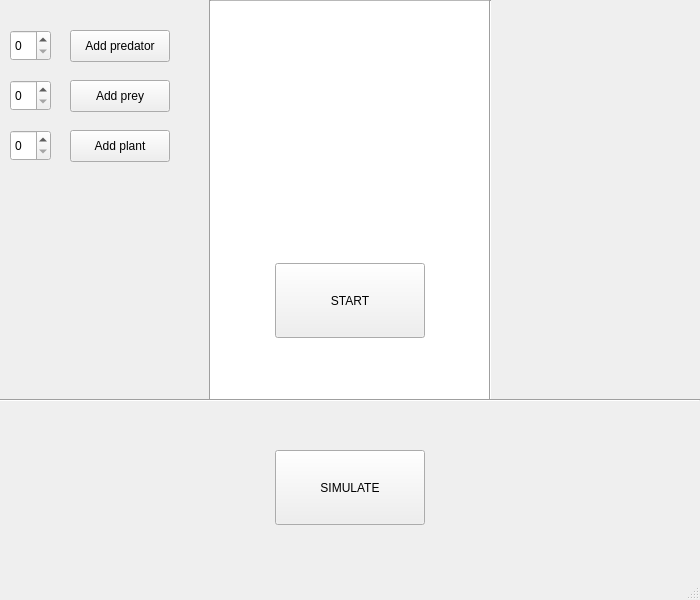
This is Evolution_1/mainwindow.ui in Natali124/Evolution-Simulator as Qt 5 draws it before an edit. The edited form follows.
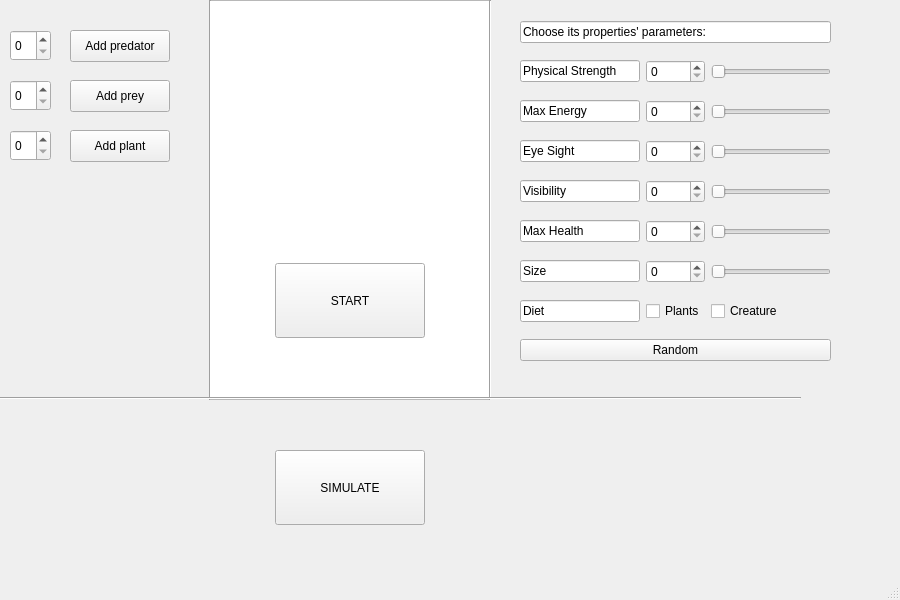
This is the edited form.

Commit message: Addition of Prop List (from SliderProp) + slight modifs

```diff
--- a/Evolution_1/mainwindow.ui
+++ b/Evolution_1/mainwindow.ui
@@ -6,7 +6,7 @@
    <rect>
     <x>0</x>
     <y>0</y>
-    <width>700</width>
+    <width>900</width>
     <height>600</height>
    </rect>
   </property>
@@ -136,9 +136,9 @@
     <property name="geometry">
      <rect>
       <x>0</x>
-      <y>395</y>
-      <width>700</width>
-      <height>10</height>
+      <y>390</y>
+      <width>801</width>
+      <height>16</height>
      </rect>
     </property>
     <property name="orientation">
@@ -158,6 +158,155 @@
      <string>SIMULATE</string>
     </property>
    </widget>
+   <widget class="QWidget" name="gridLayoutWidget">
+    <property name="geometry">
+     <rect>
+      <x>520</x>
+      <y>10</y>
+      <width>311</width>
+      <height>371</height>
+     </rect>
+    </property>
+    <layout class="QGridLayout" name="gridLayout">
+     <item row="9" column="0" colspan="3">
+      <widget class="QPushButton" name="button_rdm">
+       <property name="text">
+        <string>Random</string>
+       </property>
+      </widget>
+     </item>
+     <item row="2" column="2">
+      <widget class="QSlider" name="P_strength_s">
+       <property name="orientation">
+        <enum>Qt::Horizontal</enum>
+       </property>
+      </widget>
+     </item>
+     <item row="3" column="2">
+      <widget class="QSlider" name="max_energy_s">
+       <property name="orientation">
+        <enum>Qt::Horizontal</enum>
+       </property>
+      </widget>
+     </item>
+     <item row="5" column="0">
+      <widget class="QLineEdit" name="visibility_t">
+       <property name="text">
+        <string>Visibility</string>
+       </property>
+      </widget>
+     </item>
+     <item row="6" column="2">
+      <widget class="QSlider" name="max_health_s">
+       <property name="orientation">
+        <enum>Qt::Horizontal</enum>
+       </property>
+      </widget>
+     </item>
+     <item row="4" column="0">
+      <widget class="QLineEdit" name="eye_sight_t">
+       <property name="text">
+        <string>Eye Sight</string>
+       </property>
+      </widget>
+     </item>
+     <item row="7" column="1">
+      <widget class="QSpinBox" name="size_n"/>
+     </item>
+     <item row="3" column="0">
+      <widget class="QLineEdit" name="max_energy_t">
+       <property name="text">
+        <string>Max Energy</string>
+       </property>
+      </widget>
+     </item>
+     <item row="5" column="2">
+      <widget class="QSlider" name="visibility_s">
+       <property name="orientation">
+        <enum>Qt::Horizontal</enum>
+       </property>
+      </widget>
+     </item>
+     <item row="6" column="1">
+      <widget class="QSpinBox" name="max_health_n"/>
+     </item>
+     <item row="1" column="0" colspan="3">
+      <widget class="QLineEdit" name="title_prop">
+       <property name="text">
+        <string>Choose its properties' parameters:</string>
+       </property>
+      </widget>
+     </item>
+     <item row="2" column="1">
+      <widget class="QSpinBox" name="P_strength_n"/>
+     </item>
+     <item row="7" column="2">
+      <widget class="QSlider" name="size_s">
+       <property name="orientation">
+        <enum>Qt::Horizontal</enum>
+       </property>
+      </widget>
+     </item>
+     <item row="7" column="0">
+      <widget class="QLineEdit" name="size_t">
+       <property name="text">
+        <string>Size</string>
+       </property>
+      </widget>
+     </item>
+     <item row="6" column="0">
+      <widget class="QLineEdit" name="max_health_t">
+       <property name="text">
+        <string>Max Health</string>
+       </property>
+      </widget>
+     </item>
+     <item row="3" column="1">
+      <widget class="QSpinBox" name="max_energy_n"/>
+     </item>
+     <item row="4" column="1">
+      <widget class="QSpinBox" name="eye_sight_n"/>
+     </item>
+     <item row="5" column="1">
+      <widget class="QSpinBox" name="visibility_n"/>
+     </item>
+     <item row="4" column="2">
+      <widget class="QSlider" name="eye_sight_s">
+       <property name="orientation">
+        <enum>Qt::Horizontal</enum>
+       </property>
+      </widget>
+     </item>
+     <item row="2" column="0">
+      <widget class="QLineEdit" name="P_strength_t">
+       <property name="text">
+        <string>Physical Strength</string>
+       </property>
+      </widget>
+     </item>
+     <item row="8" column="0">
+      <widget class="QLineEdit" name="diet_t">
+       <property name="text">
+        <string>Diet</string>
+       </property>
+      </widget>
+     </item>
+     <item row="8" column="1">
+      <widget class="QCheckBox" name="eat_plant">
+       <property name="text">
+        <string>Plants</string>
+       </property>
+      </widget>
+     </item>
+     <item row="8" column="2">
+      <widget class="QCheckBox" name="eat_creature">
+       <property name="text">
+        <string>Creature</string>
+       </property>
+      </widget>
+     </item>
+    </layout>
+   </widget>
    <zorder>creature_list</zorder>
    <zorder>startBut</zorder>
    <zorder>button_pred</zorder>
```
Left out of the diff: 3 changed lines with no effect on the pictures.
